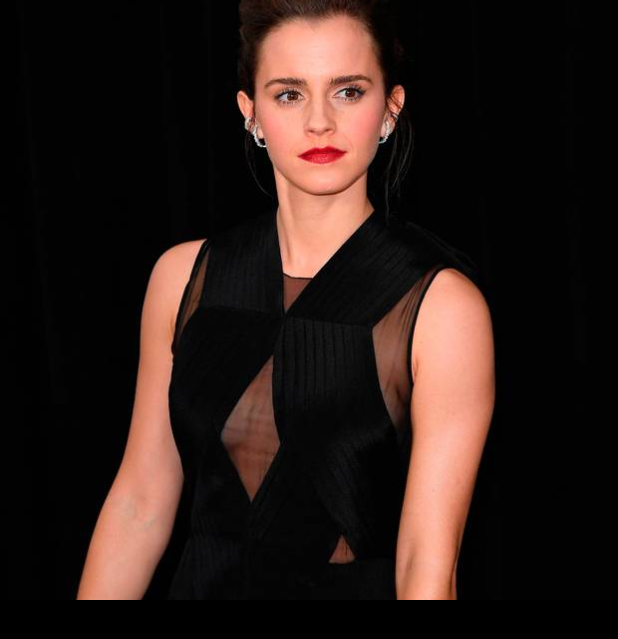
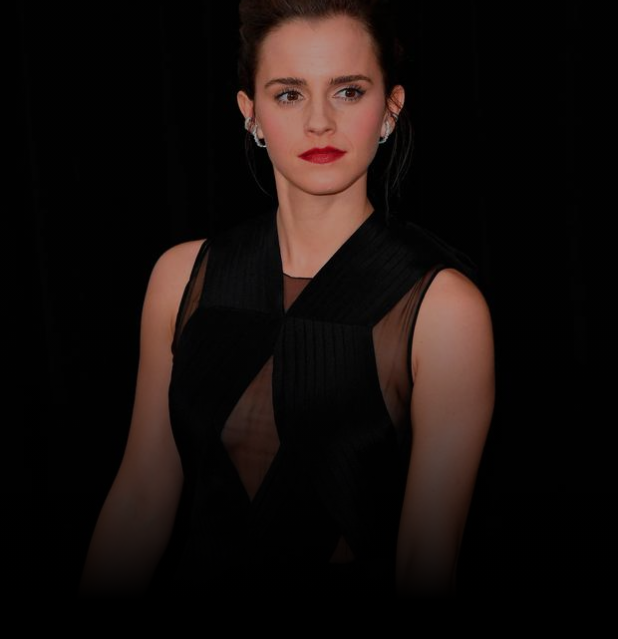
Before and after one commit to sydney1232/profile_ui, a Flutter app: the screen it shows after launch, on a phone screen of 412 x 824 dp. Shown: the top 639 px of the screen. Run offline on Flutter 3.47's test engine with Material 3 defaults, Android fonts, the phone set to English and light mode, and no system bars.

Commit message:
Implemented gradient for background image

```diff
--- a/lib/main.dart
+++ b/lib/main.dart
@@ -34,14 +34,25 @@ class _MyHomePageState extends State<MyHomePage> {
             slivers: [
               SliverAppBar(
                 expandedHeight: 400,
-                backgroundColor: Colors.yellow,
+                backgroundColor: Colors.black,
                 flexibleSpace: FlexibleSpaceBar(
                   background: Container(
                     decoration: BoxDecoration(
-                        color: Colors.grey,
-                        image: DecorationImage(
-                            fit: BoxFit.cover,
-                            image: AssetImage("assets/images/emma.jpg"))),
+                      color: Colors.grey,
+                      image: DecorationImage(
+                        fit: BoxFit.cover,
+                        image: AssetImage("assets/images/emma.jpg"),
+                      ),
+                    ),
+                    child: Container(
+                      decoration: BoxDecoration(
+                          gradient: LinearGradient(
+                              begin: Alignment.bottomRight,
+                              colors: [
+                            Colors.black,
+                            Colors.black.withOpacity(.3)
+                          ])),
+                    ),
                   ),
                 ),
               )
```
